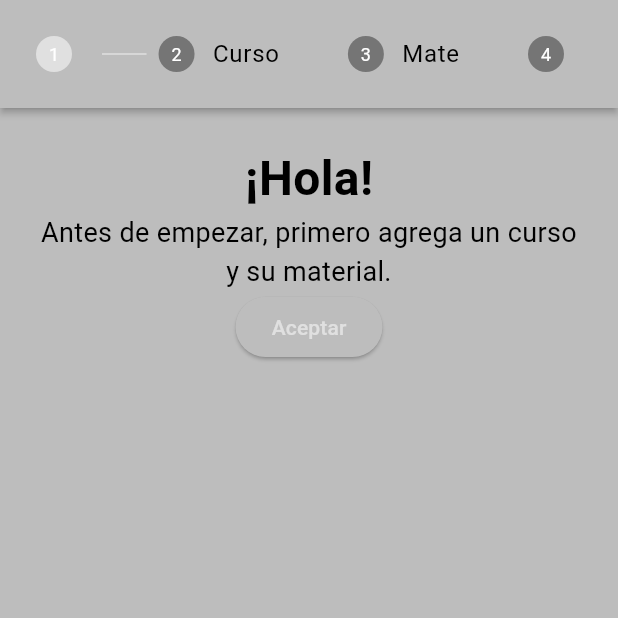
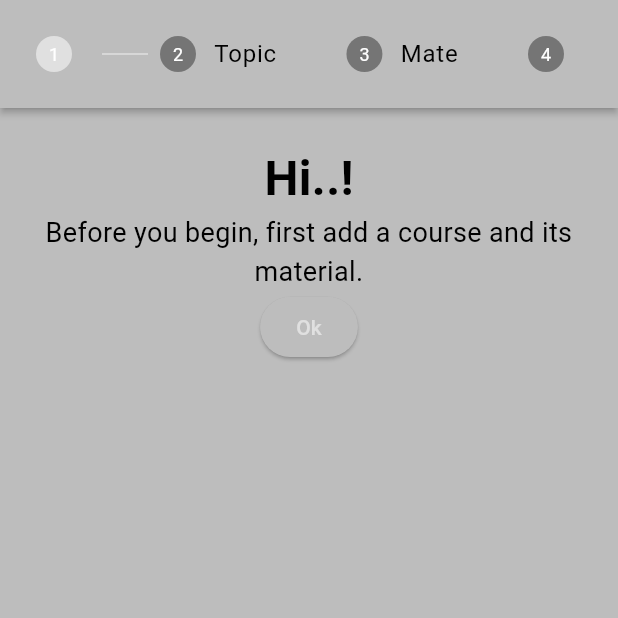
Before and after one commit to titanke/app_gemini, a Flutter app: the FirstTopicsPage screen opened by its route, on a phone screen of 412 x 824 dp, the top half of it. Run offline on Flutter 3.47's test engine with Material 3 defaults, Android fonts, the phone set to English and light mode, and no system bars; our stand-ins replace carousel_slider, cloud_firestore, easy_localization, file_picker, firebase_auth, firebase_core and 9 more; missing offline and left inert: dart:ffi, langchain; accounts and stored records are empty; network calls fail.

Commit message:
add translation

```diff
--- a/assets/trans/en-US.json
+++ b/assets/trans/en-US.json
@@ -1,4 +1,5 @@
 {
     "title": "Title",
-    "greeting": "Hello"
+    "Login": "Inicio de Sesión"
+
 }
--- a/lib/pages/DetailTopicPage.dart
+++ b/lib/pages/DetailTopicPage.dart
@@ -4,6 +4,7 @@ import 'package:app_gemini/pages/quiz/QuizPage.dart';
 import 'package:app_gemini/pages/StorageDetailPage.dart';
 import 'package:app_gemini/pages/TopicOverview.dart';
 import 'package:app_gemini/services/Firebase_database.dart';
+import 'package:easy_localization/easy_localization.dart';
 import 'package:flutter/material.dart';
 
 class DetailScreen extends StatefulWidget {
@@ -25,7 +26,7 @@ class _DetailScreenState extends State<DetailScreen> {
     Future<void> _fetchData() async {
       final String documentMarkdown = await db.getDocumentMarkdown(topic.uid);
       setState(() {
-        _isLoading = documentMarkdown == 'No tienes archivos en este tema, agrega algunos';
+        _isLoading = documentMarkdown == "You don't have files in this theme, add some".tr();
       });
     }
     @override
--- a/lib/pages/StorageDetailPage.dart
+++ b/lib/pages/StorageDetailPage.dart
@@ -2,6 +2,7 @@
 
 import 'package:app_gemini/interfaces/DocumentInterface.dart';
 import 'package:app_gemini/services/Firebase_database.dart';
+import 'package:easy_localization/easy_localization.dart';
 import 'package:flutter/cupertino.dart';
 import 'package:flutter/material.dart';
 import 'package:mime/mime.dart';
@@ -69,7 +70,7 @@ class _FileStorageScreenState extends State<FileStorageScreen> {
 
     return Scaffold(
         appBar: AppBar(
-          title: Text('Documentos'),
+          title: Text("Documents").tr(),
           actions: [
             IconButton(onPressed: onEdit,
                 icon: Icon(isEdit ? Icons.save : Icons.edit, size: 30,)),
@@ -97,7 +98,7 @@ class _FileStorageScreenState extends State<FileStorageScreen> {
 
                         if (!snapshot.hasData || snapshot.data!.isEmpty) {
                           return Center(
-                              child: Text('No documents uploaded yet'));
+                              child: Text("No documents uploaded yet").tr());
                         }
 
                         return GridView.builder(
--- a/lib/pages/TopicsPage.dart
+++ b/lib/pages/TopicsPage.dart
@@ -1,5 +1,6 @@
 import 'package:app_gemini/interfaces/TopicInterface.dart';
 import 'package:app_gemini/services/Firebase_database.dart';
+import 'package:easy_localization/easy_localization.dart';
 import 'package:flutter/material.dart';
 import 'package:shared_preferences/shared_preferences.dart';
 import 'package:provider/provider.dart';
@@ -64,7 +65,7 @@ void _toggleFavorite(String topicId) {
       }
 
       if (!snapshot.hasData || snapshot.data!.isEmpty) {
-        return Center(child: Text('No tienes ningun tema, Agrega uno'));
+        return Center(child: Text("Don't? have a topic, add one").tr());
       }
 
       final List<Topic> topics = snapshot.data!;
@@ -105,7 +106,7 @@ void _toggleFavorite(String topicId) {
 
           ElevatedButton(
             onPressed: () => _showTemaModal(context),
-            child: Text('Agregar Tema'),
+            child: Text("Add Topic").tr(),
           ),
         ]
       ),
@@ -126,7 +127,7 @@ void _toggleFavorite(String topicId) {
     try {
       db.saveTopic(name);
     }catch(e){
-      print("Error en crear el tema $e");
+      print("Error creating topic $e".tr());
     }
 
     Navigator.of(context).pop();
@@ -136,18 +137,17 @@ void _toggleFavorite(String topicId) {
     context: context,
     builder: (BuildContext context) {
       return AlertDialog(
-        title: Text('Agregar Tema'),
+        title: Text("Topic Name").tr(),
         content: Column(
           mainAxisSize: MainAxisSize.min,
           children: [
             TextField(
               controller: _nameController,
-              decoration: InputDecoration(labelText: 'Nombre'),
             ),
             SizedBox(height: 20),
             ElevatedButton(
               onPressed: _guardarTema,
-              child: Text('Guardar'),
+              child: Text("Save").tr(),
             ),
           ],
         ),
--- a/lib/widgets/FirstTPage.dart
+++ b/lib/widgets/FirstTPage.dart
@@ -1,3 +1,4 @@
+import 'package:easy_localization/easy_localization.dart';
 import 'package:flutter/material.dart';
 import 'package:app_gemini/services/Firebase_database.dart';
 import 'package:app_gemini/main.dart';
@@ -22,7 +23,7 @@ void _guardarTema() async {
      _db.saveTopic(name);
     _nameController.clear();
     ScaffoldMessenger.of(context).showSnackBar(
-      const SnackBar(content: Text('Tema guardado exitosamente')),
+       SnackBar(content: Text("Topic succesfully saved").tr()),
     );
        setState(() {
       _currentStep++;
@@ -51,14 +52,14 @@ void _handleFileUpload() async {
       _currentStep++;
       _isUploading = false;
       ScaffoldMessenger.of(context).showSnackBar(
-        const SnackBar(content: Text('Archivo subido correctamente')),
+         SnackBar(content: Text('file uploaded successfully').tr()),
       );
     });
   } catch (e) {
     setState(() {
       _isUploading = false;
       ScaffoldMessenger.of(context).showSnackBar(
-        SnackBar(content: Text('Error al subir el archivo: $e')),
+        SnackBar(content: Text("Error uploading file").tr()),
       );
     });
   }
@@ -90,18 +91,18 @@ void _handleFileUpload() async {
             content: Column(
               children: <Widget>[
                 Text(
-                  '¡Hola!',
+                  "Hi..!".tr(),
                   style: TextStyle(fontSize: 32, fontWeight: FontWeight.bold),
                 ),
                 Text(
-                  'Antes de empezar, primero agrega un curso y su material.',
+                  "Before you begin, first add a course and its material.".tr(),
                   style: TextStyle(fontSize: 18),
                   textAlign: TextAlign.center,
 
                 ),
                  ElevatedButton(
                     onPressed:  nexts,
-                    child: Text('Aceptar'),
+                    child: Text("Ok").tr(),
                   ),
               ],
             ),
@@ -109,13 +110,12 @@ void _handleFileUpload() async {
             state: _step0Completed ? StepState.complete : StepState.indexed,
           ),
           Step(
-            title: Text('Curso'),
+            title: Text("Topic").tr(),
             content: Column(
               children: <Widget>[
-                Text('Nombre del Curso'),
+                Text("Topic name").tr(),
                   TextField(
                     controller: _nameController,
-                    decoration: InputDecoration(labelText: 'Nombre'),
                     onChanged: (value) {
                       setState(() => _step1Completed = value.isNotEmpty);
                       },
@@ -123,7 +123,7 @@ void _handleFileUpload() async {
                   SizedBox(height: 20),
                   ElevatedButton(
                     onPressed: _guardarTema,
-                    child: Text('Guardar'),
+                    child: Text("Save".tr()),
                   ),
               ],
             ),
@@ -134,10 +134,10 @@ void _handleFileUpload() async {
             title: Text('Mate'),
             content: Column(
               children: <Widget>[
-                Text('Agregar Archivos (PDF / JPG)'),
+                Text("Add files (PDF / JPG)").tr(),
                   _isUploading ? CircularProgressIndicator() : ElevatedButton(
                     onPressed: _handleFileUpload,
-                    child: Text('Subir archivo'),
+                    child: Text("Upload file").tr(),
                   ),
 
               ],
@@ -149,8 +149,7 @@ void _handleFileUpload() async {
             title: Text(''),
             content: Column(
               children: <Widget>[
-                Text('Que deseas hacer ahora?'),
-
+                Text("What do you want to do?".tr()),
                 SizedBox(height: 20),
                 Center(
                   child: Column(
@@ -166,7 +165,7 @@ void _handleFileUpload() async {
                             _step3Completed = false;
                           });
                         },
-                        child: Text('Agregar otro cursos'),
+                        child: Text("Add other topic".tr()),
                       ),
                       ElevatedButton(
                         onPressed: () {
@@ -175,7 +174,7 @@ void _handleFileUpload() async {
                             MaterialPageRoute(builder: (context) => Menu()),
                           );
                         },
-                        child: Text('Iniciar con la aventura'),
+                        child: Text("Start app").tr(),
                       ),
                     ],
                   ),
```
Also changed, not shown: assets/trans/es-ES.json (+65 -2 lines), lib/login/LoginPage.dart (+8 -7 lines), lib/login/SignUpPage.dart (+12 -11 lines), lib/main.dart (+5 -5 lines), lib/pages/ChatPage.dart (+5 -4 lines), lib/pages/HomePage.dart (+16 -13 lines), lib/pages/PerfilPage.dart (+27 -14 lines), lib/services/Firebase_auth_service.dart (+4 -3 lines), lib/services/Firebase_database.dart (+11 -10 lines).
